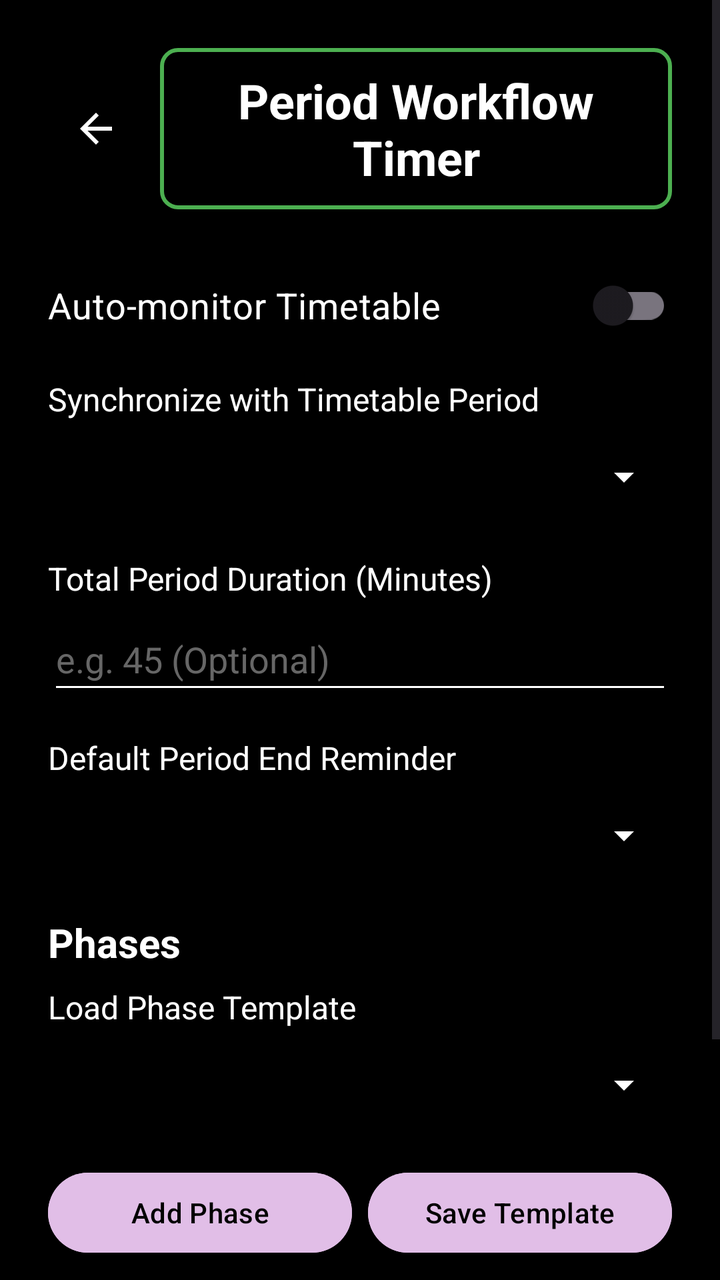
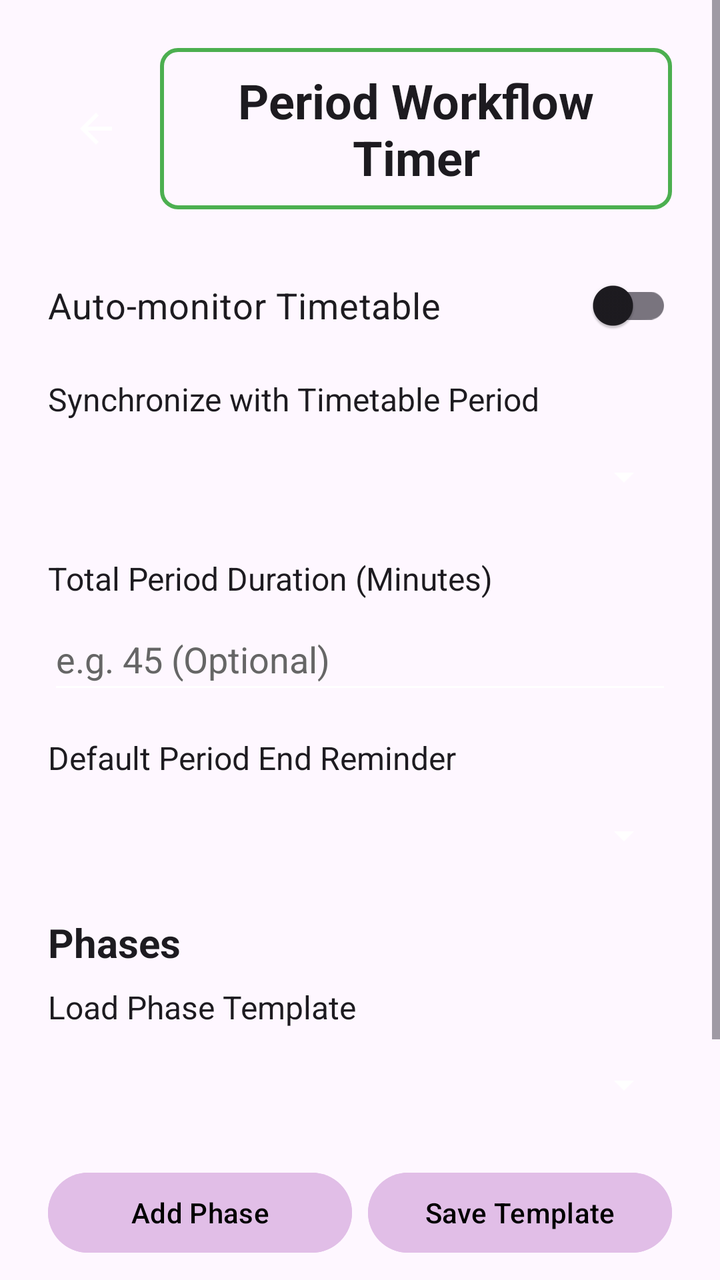

Before-and-after screenshots of an Android layout around one commit, followed by the original layout XML and the change that was made.
<!-- AndroidManifest.xml: application theme Theme.VITeacherToolkit -->
<!-- res/layout/activity_period_workflow_timer.xml -->
<?xml version="1.0" encoding="utf-8"?>
<ScrollView xmlns:android="http://schemas.android.com/apk/res/android"
    android:layout_width="match_parent"
    android:layout_height="match_parent"
    android:fillViewport="true"
    android:background="#000000">

    <LinearLayout
        android:layout_width="match_parent"
        android:layout_height="wrap_content"
        android:orientation="vertical"
        android:padding="24dp">

        
        <LinearLayout
            android:layout_width="match_parent"
            android:layout_height="wrap_content"
            android:orientation="horizontal"
            android:gravity="center_vertical"
            android:layout_marginBottom="24dp">

            <ImageButton
                android:id="@+id/btnBack"
                android:layout_width="48dp"
                android:layout_height="48dp"
                android:src="?android:attr/actionModeCloseDrawable"
                android:background="?android:attr/selectableItemBackground"
                android:tint="#FFFFFF"
                android:importantForAccessibility="yes" />

            <TextView
                android:id="@+id/tvTitle"
                android:layout_width="0dp"
                android:layout_height="wrap_content"
                android:layout_weight="1"
                android:text="Period Workflow Timer"
                android:textColor="#FFFFFF"
                android:textSize="24sp"
                android:textStyle="bold"
                android:gravity="center"
                android:background="@drawable/border_green"
                android:layout_marginStart="8dp"
                android:accessibilityHeading="true"
                android:importantForAccessibility="yes" />

        </LinearLayout>

        
        <LinearLayout
            android:id="@+id/layoutSetup"
            android:layout_width="match_parent"
            android:layout_height="wrap_content"
            android:orientation="vertical"
            android:visibility="visible">

            <androidx.appcompat.widget.SwitchCompat
                android:id="@+id/switchAutoMonitor"
                android:layout_width="match_parent"
                android:layout_height="wrap_content"
                android:minHeight="48dp"
                android:text="Auto-monitor Timetable"
                android:textColor="#FFFFFF"
                android:textSize="18sp"
                android:layout_marginBottom="12dp"
                android:importantForAccessibility="yes" />

            <TextView
                android:id="@+id/tvAutoMonitorStatus"
                android:layout_width="match_parent"
                android:layout_height="wrap_content"
                android:text="Auto-monitoring active. Waiting for scheduled class periods..."
                android:textColor="@color/lavender"
                android:textSize="14sp"
                android:textStyle="italic"
                android:layout_marginBottom="16dp"
                android:visibility="gone"
                android:importantForAccessibility="yes" />

            <LinearLayout
                android:id="@+id/layoutManualPeriodSetup"
                android:layout_width="match_parent"
                android:layout_height="wrap_content"
                android:orientation="vertical">

                <TextView
                    android:layout_width="match_parent"
                    android:layout_height="wrap_content"
                    android:text="Synchronize with Timetable Period"
                    android:textColor="#FFFFFF"
                    android:textSize="16sp"
                    android:layout_marginBottom="4dp" />

                <Spinner
                    android:id="@+id/spinnerTimetablePeriods"
                    android:layout_width="match_parent"
                    android:layout_height="48dp"
                    android:backgroundTint="#FFFFFF"
                    android:layout_marginBottom="16dp"
                    android:importantForAccessibility="yes" />

                <TextView
                    android:layout_width="match_parent"
                    android:layout_height="wrap_content"
                    android:text="Total Period Duration (Minutes)"
                    android:textColor="#FFFFFF"
                    android:textSize="16sp"
                    android:layout_marginBottom="4dp" />

                <EditText
                    android:id="@+id/etTotalDuration"
                    android:layout_width="match_parent"
                    android:layout_height="48dp"
                    android:hint="e.g. 45 (Optional)"
                    android:textColor="#FFFFFF"
                    android:textColorHint="#666666"
                    android:backgroundTint="#FFFFFF"
                    android:inputType="number"
                    android:layout_marginBottom="16dp"
                    android:importantForAccessibility="yes" />

            </LinearLayout>

            <TextView
                android:layout_width="match_parent"
                android:layout_height="wrap_content"
                android:text="Default Period End Reminder"
                android:textColor="#FFFFFF"
                android:textSize="16sp"
                android:layout_marginBottom="4dp" />

            <Spinner
                android:id="@+id/spinnerReminderInterval"
                android:layout_width="match_parent"
                android:layout_height="48dp"
                android:backgroundTint="#FFFFFF"
                android:layout_marginBottom="16dp"
                android:importantForAccessibility="yes" />

            <TextView
                android:id="@+id/tvPeriodWarningLabel"
                android:layout_width="match_parent"
                android:layout_height="wrap_content"
                android:text="Custom Warning (Minutes before end)"
                android:textColor="#FFFFFF"
                android:textSize="16sp"
                android:layout_marginBottom="4dp"
                android:visibility="gone" />

            <EditText
                android:id="@+id/etPeriodWarning"
                android:layout_width="match_parent"
                android:layout_height="48dp"
                android:hint="e.g. 5 or 10"
                android:textColor="#FFFFFF"
                android:textColorHint="#666666"
                android:backgroundTint="#FFFFFF"
                android:inputType="number"
                android:layout_marginBottom="24dp"
                android:importantForAccessibility="yes"
                android:visibility="gone" />

            
            <TextView
                android:layout_width="match_parent"
                android:layout_height="wrap_content"
                android:text="Phases"
                android:textColor="#FFFFFF"
                android:textSize="20sp"
                android:textStyle="bold"
                android:layout_marginBottom="8dp" />

            <TextView
                android:layout_width="match_parent"
                android:layout_height="wrap_content"
                android:text="Load Phase Template"
                android:textColor="#FFFFFF"
                android:textSize="16sp"
                android:layout_marginBottom="4dp" />

            <Spinner
                android:id="@+id/spinnerPhaseTemplates"
                android:layout_width="match_parent"
                android:layout_height="48dp"
                android:backgroundTint="#FFFFFF"
                android:layout_marginBottom="16dp"
                android:importantForAccessibility="yes" />

            
            <LinearLayout
                android:layout_width="match_parent"
                android:layout_height="wrap_content"
                android:orientation="horizontal"
                android:layout_marginBottom="16dp">

                <Button
                    android:id="@+id/btnAddPhase"
                    android:layout_width="0dp"
                    android:layout_height="wrap_content"
                    android:layout_weight="1"
                    android:minHeight="48dp"
                    android:text="Add Phase"
                    android:textColor="#000000"
                    android:backgroundTint="@color/lavender"
                    android:layout_marginEnd="8dp" />

                <Button
                    android:id="@+id/btnSaveAsTemplate"
                    android:layout_width="0dp"
                    android:layout_height="wrap_content"
                    android:layout_weight="1"
                    android:minHeight="48dp"
                    android:text="Save Template"
                    android:textColor="#000000"
                    android:backgroundTint="@color/lavender" />

            </LinearLayout>

            
            <LinearLayout
                android:id="@+id/layoutPhasesList"
                android:layout_width="match_parent"
                android:layout_height="wrap_content"
                android:orientation="vertical"
                android:layout_marginBottom="16dp" />

            
            <TextView
                android:id="@+id/tvTotalAssigned"
                android:layout_width="match_parent"
                android:layout_height="wrap_content"
                android:text="Total assigned: 0 minutes"
                android:textColor="#CCCCCC"
                android:textSize="16sp"
                android:layout_marginBottom="32dp"
                android:importantForAccessibility="yes" />

            <Button
                android:id="@+id/btnStartWorkflow"
                android:layout_width="match_parent"
                android:layout_height="wrap_content"
                android:minHeight="48dp"
                android:text="Start Workflow Timer"
                android:textColor="#000000"
                android:backgroundTint="@color/lavender"
                android:visibility="visible" />

        </LinearLayout>

        
        <LinearLayout
            android:id="@+id/layoutRunning"
            android:layout_width="match_parent"
            android:layout_height="wrap_content"
            android:orientation="vertical"
            android:gravity="center_horizontal"
            android:visibility="gone">

            
            <TextView
                android:id="@+id/tvCurrentPhase"
                android:layout_width="match_parent"
                android:layout_height="wrap_content"
                android:text="Current Phase: Introduction"
                android:textColor="#FFFFFF"
                android:textSize="24sp"
                android:textStyle="bold"
                android:gravity="center"
                android:layout_marginBottom="24dp"
                android:importantForAccessibility="yes" />

            
            <TextView
                android:id="@+id/tvCountdown"
                android:layout_width="match_parent"
                android:layout_height="wrap_content"
                android:text="05:00 remaining"
                android:textColor="#FFFFFF"
                android:textSize="48sp"
                android:textStyle="bold"
                android:gravity="center"
                android:layout_marginBottom="24dp"
                android:importantForAccessibility="yes" />

            
            <ProgressBar
                android:id="@+id/pbWorkflow"
                style="?android:attr/progressBarStyleHorizontal"
                android:layout_width="match_parent"
                android:layout_height="12dp"
                android:max="100"
                android:progress="0"
                android:layout_marginBottom="32dp"
                android:importantForAccessibility="no" />

            
            <TextView
                android:id="@+id/tvWarningStatus"
                android:layout_width="match_parent"
                android:layout_height="wrap_content"
                android:text=""
                android:textColor="#FF8A80"
                android:textSize="14sp"
                android:gravity="center"
                android:layout_marginBottom="32dp"
                android:visibility="gone"
                android:importantForAccessibility="yes" />

            
            <LinearLayout
                android:layout_width="match_parent"
                android:layout_height="wrap_content"
                android:orientation="vertical">

                <Button
                    android:id="@+id/btnPauseResume"
                    android:layout_width="match_parent"
                    android:layout_height="wrap_content"
                    android:minHeight="48dp"
                    android:text="Pause"
                    android:textColor="#000000"
                    android:backgroundTint="@color/lavender"
                    android:layout_marginBottom="16dp" />

                <Button
                    android:id="@+id/btnStopReset"
                    android:layout_width="match_parent"
                    android:layout_height="wrap_content"
                    android:minHeight="48dp"
                    android:text="Stop and Reset"
                    android:textColor="#FFFFFF"
                    android:backgroundTint="#FF444444" />

            </LinearLayout>

        </LinearLayout>

    </LinearLayout>
</ScrollView>
<!-- resources referenced by this layout -->
<resources>
  <color name="lavender">#FFE1BEE7</color>
  <!-- drawable border_green (drawable) -->
  <?xml version="1.0" encoding="utf-8"?>
  <shape xmlns:android="http://schemas.android.com/apk/res/android"
      android:shape="rectangle">
      <stroke
          android:width="2dp"
          android:color="#FF4CAF50" /> 
      <padding
          android:left="16dp"
          android:top="10dp"
          android:right="16dp"
          android:bottom="10dp" />
      <corners
          android:radius="8dp" />
  </shape>
  <style name="Theme.VITeacherToolkit" parent="Base.Theme.VITeacherToolkit" />
  <style name="Base.Theme.VITeacherToolkit" parent="Theme.Material3.DayNight.NoActionBar">
          
          <item name="colorPrimary">@color/lavender</item>
          <item name="colorOnPrimary">@color/black</item>
  
          
          <item name="android:spinnerStyle">@style/CustomSpinnerStyle</item>
          <item name="android:spinnerItemStyle">@style/CustomSpinnerItemStyle</item>
          <item name="android:spinnerDropDownItemStyle">@style/CustomSpinnerDropDownItemStyle</item>
          <item name="spinnerDropDownItemStyle">@style/CustomSpinnerDropDownItemStyle</item>
      </style>
  <color name="black">#FF000000</color>
  <style name="CustomSpinnerStyle" parent="Widget.AppCompat.Spinner">
          <item name="android:popupBackground">@color/grey_dark</item>
      </style>
  <style name="CustomSpinnerItemStyle" parent="Widget.AppCompat.TextView.SpinnerItem">
          <item name="android:textColor">@color/white</item>
          <item name="android:textSize">16sp</item>
      </style>
  <style name="CustomSpinnerDropDownItemStyle" parent="Widget.AppCompat.DropDownItem.Spinner">
          <item name="android:textColor">@color/white</item>
          <item name="android:background">@color/grey_dark</item>
          <item name="android:checkMarkTint">@color/lavender</item>
          <item name="android:textSize">16sp</item>
          <item name="android:padding">12dp</item>
      </style>
  <color name="grey_dark">#FF333333</color>
  <color name="white">#FFFFFFFF</color>
</resources>

<!-- the commit's change to res/layout/activity_period_workflow_timer.xml (unified diff, before → after) -->
@@ -3,7 +3,7 @@
     android:layout_width="match_parent"
     android:layout_height="match_parent"
     android:fillViewport="true"
-    android:background="#000000">
+    android:background="?android:attr/windowBackground">
 
     <LinearLayout
         android:layout_width="match_parent"
@@ -34,7 +34,7 @@
                 android:layout_height="wrap_content"
                 android:layout_weight="1"
                 android:text="Period Workflow Timer"
-                android:textColor="#FFFFFF"
+                android:textColor="?android:attr/textColorPrimary"
                 android:textSize="24sp"
                 android:textStyle="bold"
                 android:gravity="center"
@@ -59,7 +59,7 @@
                 android:layout_height="wrap_content"
                 android:minHeight="48dp"
                 android:text="Auto-monitor Timetable"
-                android:textColor="#FFFFFF"
+                android:textColor="?android:attr/textColorPrimary"
                 android:textSize="18sp"
                 android:layout_marginBottom="12dp"
                 android:importantForAccessibility="yes" />
@@ -86,7 +86,7 @@
                     android:layout_width="match_parent"
                     android:layout_height="wrap_content"
                     android:text="Synchronize with Timetable Period"
-                    android:textColor="#FFFFFF"
+                    android:textColor="?android:attr/textColorPrimary"
                     android:textSize="16sp"
                     android:layout_marginBottom="4dp" />
 
@@ -102,7 +102,7 @@
                     android:layout_width="match_parent"
                     android:layout_height="wrap_content"
                     android:text="Total Period Duration (Minutes)"
-                    android:textColor="#FFFFFF"
+                    android:textColor="?android:attr/textColorPrimary"
                     android:textSize="16sp"
                     android:layout_marginBottom="4dp" />
 
@@ -111,7 +111,7 @@
                     android:layout_width="match_parent"
                     android:layout_height="48dp"
                     android:hint="e.g. 45 (Optional)"
-                    android:textColor="#FFFFFF"
+                    android:textColor="?android:attr/textColorPrimary"
                     android:textColorHint="#666666"
                     android:backgroundTint="#FFFFFF"
                     android:inputType="number"
@@ -124,7 +124,7 @@
                 android:layout_width="match_parent"
                 android:layout_height="wrap_content"
                 android:text="Default Period End Reminder"
-                android:textColor="#FFFFFF"
+                android:textColor="?android:attr/textColorPrimary"
                 android:textSize="16sp"
                 android:layout_marginBottom="4dp" />
 
@@ -141,7 +141,7 @@
                 android:layout_width="match_parent"
                 android:layout_height="wrap_content"
                 android:text="Custom Warning (Minutes before end)"
-                android:textColor="#FFFFFF"
+                android:textColor="?android:attr/textColorPrimary"
                 android:textSize="16sp"
                 android:layout_marginBottom="4dp"
                 android:visibility="gone" />
@@ -151,7 +151,7 @@
                 android:layout_width="match_parent"
                 android:layout_height="48dp"
                 android:hint="e.g. 5 or 10"
-                android:textColor="#FFFFFF"
+                android:textColor="?android:attr/textColorPrimary"
                 android:textColorHint="#666666"
                 android:backgroundTint="#FFFFFF"
                 android:inputType="number"
@@ -164,7 +164,7 @@
                 android:layout_width="match_parent"
                 android:layout_height="wrap_content"
                 android:text="Phases"
-                android:textColor="#FFFFFF"
+                android:textColor="?android:attr/textColorPrimary"
                 android:textSize="20sp"
                 android:textStyle="bold"
                 android:layout_marginBottom="8dp" />
@@ -173,7 +173,7 @@
                 android:layout_width="match_parent"
                 android:layout_height="wrap_content"
                 android:text="Load Phase Template"
-                android:textColor="#FFFFFF"
+                android:textColor="?android:attr/textColorPrimary"
                 android:textSize="16sp"
                 android:layout_marginBottom="4dp" />
 
@@ -229,7 +229,7 @@
                 android:layout_width="match_parent"
                 android:layout_height="wrap_content"
                 android:text="Total assigned: 0 minutes"
-                android:textColor="#CCCCCC"
+                android:textColor="?android:attr/textColorSecondary"
                 android:textSize="16sp"
                 android:layout_marginBottom="32dp"
                 android:importantForAccessibility="yes" />
@@ -261,7 +261,7 @@
                 android:layout_width="match_parent"
                 android:layout_height="wrap_content"
                 android:text="Current Phase: Introduction"
-                android:textColor="#FFFFFF"
+                android:textColor="?android:attr/textColorPrimary"
                 android:textSize="24sp"
                 android:textStyle="bold"
                 android:gravity="center"
@@ -274,7 +274,7 @@
                 android:layout_width="match_parent"
                 android:layout_height="wrap_content"
                 android:text="05:00 remaining"
-                android:textColor="#FFFFFF"
+                android:textColor="?android:attr/textColorPrimary"
                 android:textSize="48sp"
                 android:textStyle="bold"
                 android:gravity="center"
@@ -327,7 +327,7 @@
                     android:layout_height="wrap_content"
                     android:minHeight="48dp"
                     android:text="Stop and Reset"
-                    android:textColor="#FFFFFF"
+                    android:textColor="?android:attr/textColorPrimary"
                     android:backgroundTint="#FF444444" />
 
             </LinearLayout>
<!-- resource entries referenced after the edit -->
@@ -30,20 +30,20 @@
       </style>
   <color name="black">#FF000000</color>
   <style name="CustomSpinnerStyle" parent="Widget.AppCompat.Spinner">
-          <item name="android:popupBackground">@color/grey_dark</item>
+          <item name="android:popupBackground">@color/white</item>
       </style>
   <style name="CustomSpinnerItemStyle" parent="Widget.AppCompat.TextView.SpinnerItem">
-          <item name="android:textColor">@color/white</item>
+          <item name="android:textColor">@color/black</item>
           <item name="android:textSize">16sp</item>
       </style>
   <style name="CustomSpinnerDropDownItemStyle" parent="Widget.AppCompat.DropDownItem.Spinner">
-          <item name="android:textColor">@color/white</item>
-          <item name="android:background">@color/grey_dark</item>
-          <item name="android:checkMarkTint">@color/lavender</item>
+          <item name="android:textColor">@color/black</item>
+          <item name="android:background">@color/white</item>
+          <item name="android:checkMarkTint">@color/lavender_dark</item>
           <item name="android:textSize">16sp</item>
           <item name="android:padding">12dp</item>
       </style>
-  <color name="grey_dark">#FF333333</color>
   <color name="white">#FFFFFFFF</color>
+  <color name="lavender_dark">#FFB080FF</color>
 </resources>
 
